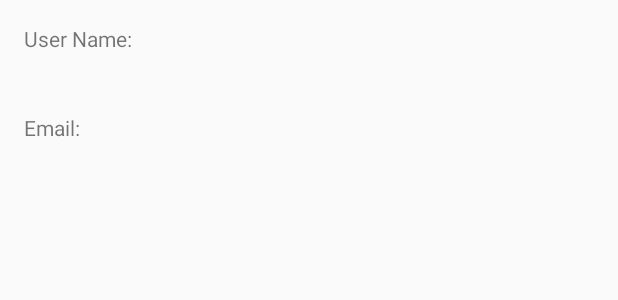
After one commit to DGuerrero/android-bootstrap, an Android app: the layout fragment_mvvm_example.xml on its own in the app's theme, with its tools: preview values and no code run, on a phone screen of 412 x 824 dp. The commit adds this screen. Shown: the top 300 px of the screen. Run offline under Robolectric (Android 15) with nearby library versions, the phone set to English and light mode, and no system bars.

Commit message:
Added Data Binding example

```diff
--- a/app/src/main/java/com/quoders/apps/androidbootstrap/NavigationDrawerFragment.java
+++ b/app/src/main/java/com/quoders/apps/androidbootstrap/NavigationDrawerFragment.java
@@ -103,7 +103,8 @@ public class NavigationDrawerFragment extends Fragment {
                 android.R.id.text1,
                 new String[]{
                         getString(R.string.title_section_rest),
-                        getString(R.string.title_section_invites)
+                        getString(R.string.title_section_invites),
+                        getString(R.string.title_section_mvvm)
                 }));
 
         mDrawerListView.setItemChecked(mCurrentSelectedPosition, true);
--- /dev/null
+++ b/app/src/main/res/layout/fragment_mvvm_example.xml
@@ -0,0 +1,40 @@
+<layout xmlns:android="http://schemas.android.com/apk/res/android"
+    xmlns:tools="http://schemas.android.com/tools"
+    tools:context="com.quoders.apps.androidbootstrap.mvvm.MvvmExampleFragment">
+
+    <data>
+        <variable name="commentItem" type="com.quoders.apps.androidbootstrap.rest.model.CommentItem"/>
+    </data>
+
+    <LinearLayout
+        android:layout_width="match_parent"
+        android:layout_height="match_parent"
+        android:layout_margin="16dp"
+        android:orientation="vertical">
+
+        <TextView
+            android:layout_width="match_parent"
+            android:layout_height="wrap_content"
+            android:text="@string/binding_user_name" />
+
+        <TextView
+            android:layout_width="match_parent"
+            android:layout_height="wrap_content"
+            android:text="@{commentItem.name}"
+            android:layout_marginTop="5dp"/>
+
+        <TextView
+            android:layout_width="match_parent"
+            android:layout_height="wrap_content"
+            android:text="@string/binding_email"
+            android:layout_marginTop="15dp"/>
+
+        <TextView
+            android:layout_width="match_parent"
+            android:layout_height="wrap_content"
+            android:text="@{commentItem.email}"
+            android:layout_marginTop="5dp"/>
+
+    </LinearLayout>
+
+</layout>
--- a/app/src/main/res/values/strings.xml
+++ b/app/src/main/res/values/strings.xml
@@ -3,6 +3,7 @@
 
     <string name="title_section_rest">Rest</string>
     <string name="title_section_invites">Invites</string>
+    <string name="title_section_mvvm">Data Binding</string>
 
     <string name="navigation_drawer_open">Open navigation drawer</string>
     <string name="navigation_drawer_close">Close navigation drawer</string>
@@ -11,8 +12,11 @@
 
     <string name="action_settings">Settings</string>
 
-<!-- TODO: Remove or change this placeholder text -->
-    <string name="hello_blank_fragment">Hello blank fragment</string>
     <string name="invitation_title">Awesome app!</string>
     <string name="invitation_message">Take a look to this awesome app that I\'m using!</string>
+
+    <string name="binding_user_name">User Name:</string>
+    <string name="binding_email">Email:</string>
+    <string name="binding_fetch_data">Fetch Data</string>
+
 </resources>
--- a/build.gradle
+++ b/build.gradle
@@ -5,7 +5,7 @@ buildscript {
         jcenter()
     }
     dependencies {
-        classpath 'com.android.tools.build:gradle:1.2.3'
+        classpath 'com.android.tools.build:gradle:1.5.0'
         classpath 'com.google.gms:google-services:1.3.0-beta1'
 
         // NOTE: Do not place your application dependencies here; they belong
```
Also changed, not shown: app/build.gradle (+7 -2 lines), app/src/main/java/com/quoders/apps/androidbootstrap/MainActivity.java (+10 -1 lines), app/src/main/java/com/quoders/apps/androidbootstrap/mvvm/MvvmExampleFragment.java (added, +152 -0 lines), app/src/main/res/layout/fragment_navigation_drawer.xml (+6 -3 lines).
